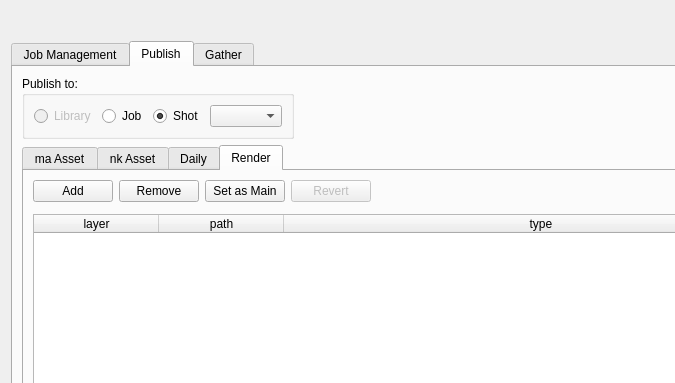
This is core/ui/icarusUI.ui in mjbonnington/icarus-gps as Qt 5 draws it before an edit; both pictures show x 0 to 675 and y 0 to 383 of the 832 by 640 pixel window. The edited form follows.
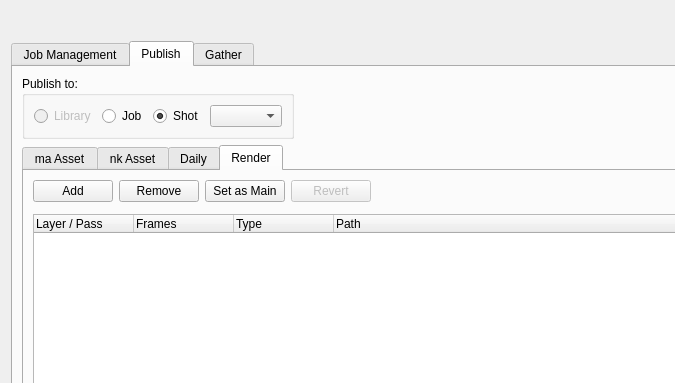
This is the edited form. The open tabs and pages were chosen to show the change. Icons and pictures are not drawn.

Commit message: Developing publishing system and render browser

```diff
--- a/core/ui/icarusUI.ui
+++ b/core/ui/icarusUI.ui
@@ -1984,50 +1984,46 @@
                </widget>
               </item>
               <item>
-               <widget class="QTableWidget" name="renderPbl_tableWidget">
-                <property name="selectionBehavior">
-                 <enum>QAbstractItemView::SelectRows</enum>
+               <widget class="QTreeWidget" name="renderPbl_treeWidget">
+                <property name="alternatingRowColors">
+                 <bool>false</bool>
                 </property>
                 <property name="textElideMode">
                  <enum>Qt::ElideMiddle</enum>
                 </property>
-                <attribute name="horizontalHeaderDefaultSectionSize">
-                 <number>125</number>
-                </attribute>
-                <attribute name="horizontalHeaderHighlightSections">
+                <property name="uniformRowHeights">
                  <bool>true</bool>
-                </attribute>
-                <attribute name="horizontalHeaderStretchLastSection">
+                </property>
+                <property name="sortingEnabled">
+                 <bool>false</bool>
+                </property>
+                <property name="animated">
                  <bool>true</bool>
-                </attribute>
-                <attribute name="verticalHeaderVisible">
+                </property>
+                <property name="headerHidden">
                  <bool>false</bool>
-                </attribute>
-                <attribute name="verticalHeaderCascadingSectionResizes">
+                </property>
+                <property name="expandsOnDoubleClick">
                  <bool>false</bool>
-                </attribute>
-                <attribute name="verticalHeaderDefaultSectionSize">
-                 <number>20</number>
-                </attribute>
-                <attribute name="verticalHeaderHighlightSections">
-                 <bool>true</bool>
-                </attribute>
-                <attribute name="verticalHeaderMinimumSectionSize">
-                 <number>20</number>
-                </attribute>
+                </property>
                 <column>
                  <property name="text">
-                  <string>layer</string>
+                  <string>Layer / Pass</string>
                  </property>
                 </column>
                 <column>
                  <property name="text">
-                  <string>path</string>
+                  <string>Frames</string>
                  </property>
                 </column>
                 <column>
                  <property name="text">
-                  <string>type</string>
+                  <string>Type</string>
+                 </property>
+                </column>
+                <column>
+                 <property name="text">
+                  <string>Path</string>
                  </property>
                 </column>
                </widget>
```
Left out of the diff: 17 changed lines with no effect on the pictures. The commit also changes 23 other files.
